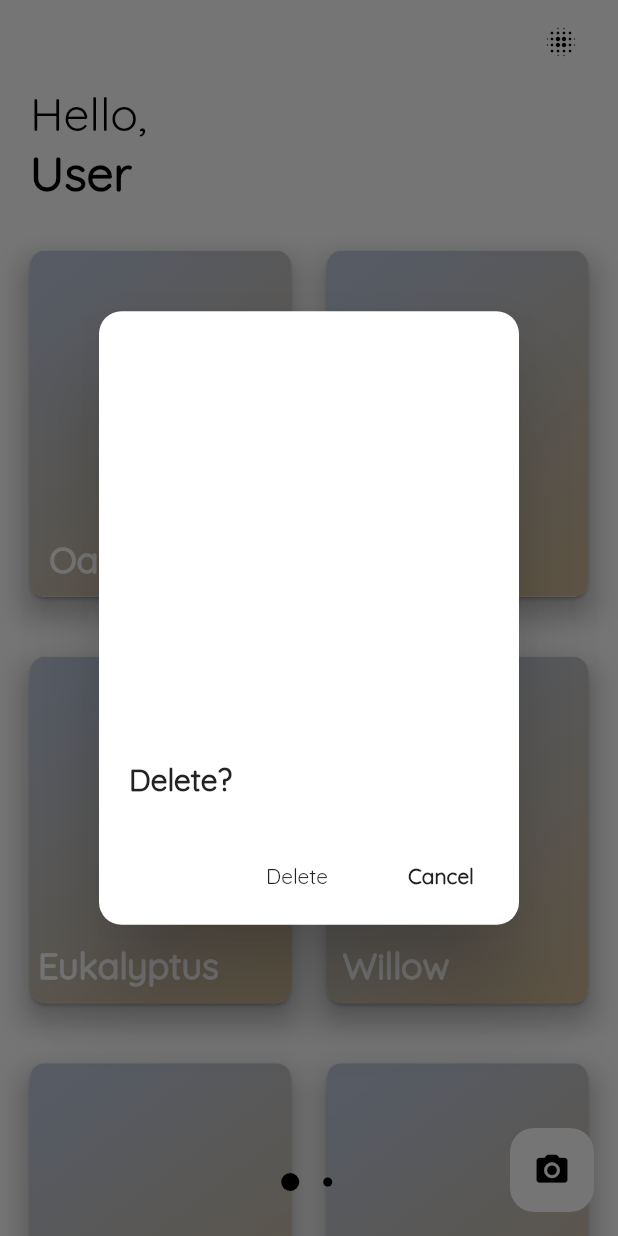
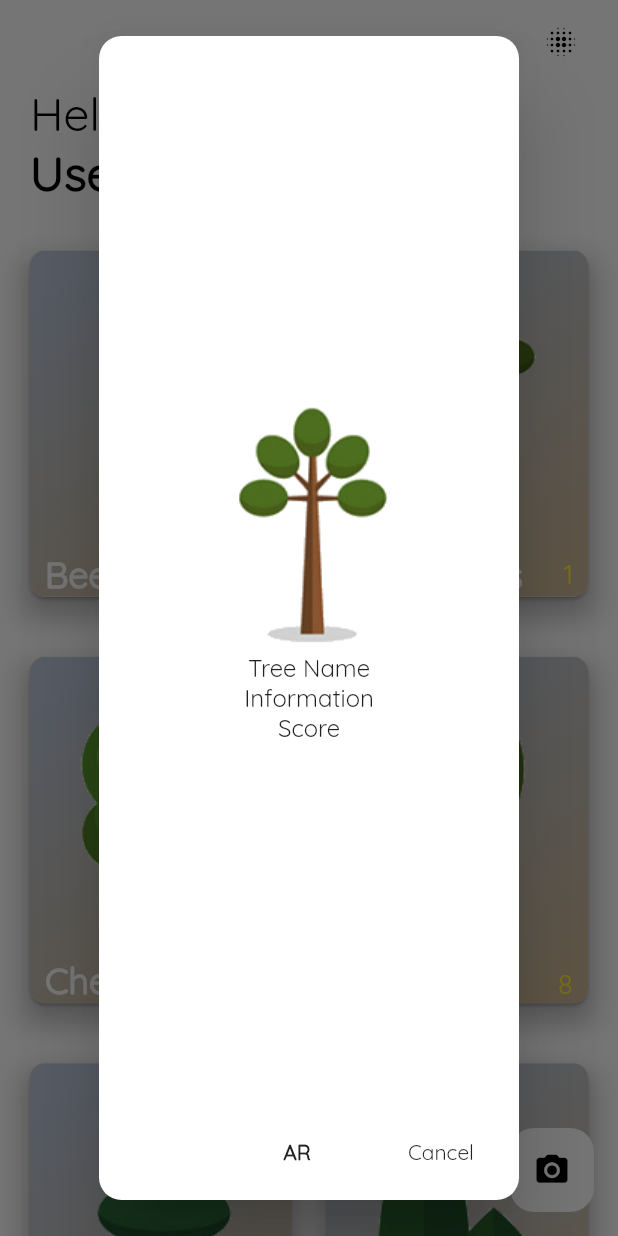
Before and after one commit to RameshNikhil/ClovAR_App, a Flutter app: the screen it shows after launch, after a tap on the "keyboard arrow down" icon, after a tap on "Eukalyptus", on a phone screen of 412 x 824 dp. Run offline on Flutter 3.47's test engine with Material 2 defaults, Android fonts, the phone set to English and light mode, and no system bars; our stand-ins replace camera.

Commit message:
Fix for the morning

```diff
--- a/lib/pages/mainPage.dart
+++ b/lib/pages/mainPage.dart
@@ -302,8 +302,23 @@ class Content extends StatelessWidget {
 
   @override
   Widget build(BuildContext context) {
-    var treeList = ["Oak", "Birch", "Eukalyptus", "Willow", "Aloe Vera", "Rosewood", "Japanese Maple", "Cork", "Ceedar", "Banksia"];
-    var treeImg = ["Tree"];
+    var counter = 10;
+    var treeList = ["Wallnut", "Beech", "Eukalyptus", "Chestnut", "Aspen", "Elm", "Poplar", "Pine", "Acacia", "Palm"];
+    final score = ["4", "6", "1", "5", "8", "4", "9", "2", "6", "3"];
+
+    var treeImgOne = "lib/assets/images/treeImg/1.png";
+    var treeImgTwo = "lib/assets/images/treeImg/2.png";
+    var treeImgThree = "lib/assets/images/treeImg/3.png";
+    var treeImgFour = "lib/assets/images/treeImg/4.png";
+    var treeImgFive = "lib/assets/images/treeImg/5.png";
+    var treeImgSix = "lib/assets/images/treeImg/6.png";
+    var treeImgSeven = "lib/assets/images/treeImg/7.png";
+    var treeImgEight = "lib/assets/images/treeImg/8.png";
+    var treeImgNine = "lib/assets/images/treeImg/9.png";
+    var treeImgTen = "lib/assets/images/treeImg/10.png";
+
+    var treeImgList = [treeImgOne, treeImgTwo, treeImgThree, treeImgFour, treeImgFive, treeImgSix, treeImgSeven, treeImgEight, treeImgNine, treeImgTen];
+
 
     return Padding(
       padding: EdgeInsets.all(0.0),
@@ -314,11 +329,15 @@ class Content extends StatelessWidget {
         mainAxisSpacing: 32.0,
         crossAxisSpacing: 16.0,
         children: <Widget>[
-          for (String i in treeList)
+
+           for (int i = 1; i < counter; i++)
             Cards(
-              title: i,
+              title: treeList[i],
+              score: score[i],
+              treeImg: treeImgList[i],
               curve: 10.0,
             )
+
         ],
       ),
     );
@@ -328,8 +347,10 @@ class Content extends StatelessWidget {
 class Cards extends StatefulWidget {
   var title;
   double curve;
+  String score;
+  var treeImg;
 
-  Cards({Key key, @required this.title, @required this.curve})
+  Cards({Key key, @required this.title, @required this.curve, @required this.score, @required this.treeImg})
       : super(key: key);
 
   @override
@@ -350,36 +371,53 @@ class _CardsState extends State<Cards> {
               builder: (BuildContext context) {
                 // return object of type Dialog
                 return AlertDialog(
-                  titlePadding: EdgeInsets.fromLTRB(20, 300, 20, 20),
+                  titlePadding: EdgeInsets.fromLTRB(20, 100, 20, 20),
                   shape: RoundedRectangleBorder(
                       borderRadius: BorderRadius.all(Radius.circular(15.0))),
-                  title: new Text(
-                    "Delete?",
-                    style: TextStyle(
-                      fontWeight: FontWeight.w600,
+                  // title: new Text(
+                  //   "Delete?",
+                  //   style: TextStyle(
+                  //     fontWeight: FontWeight.w600,
+                  //   ),
+                  // ),
+                  content: Column(
+                      crossAxisAlignment: CrossAxisAlignment.center,
+                      mainAxisAlignment: MainAxisAlignment.center,
+                      children: <Widget>[
+                        Image.asset(widget.treeImg),
+                        Text("Tree Name"),
+                        Text("Information"),
+                        Text("Score"),
+
+                      ],
                     ),
-                  ),
-                  //content: new Text("Alert Dialog body"),
                   actions: <Widget>[
                     // usually buttons at the bottom of the dialog
 
                     new FlatButton(
-                      child: new Text("Delete"),
-                      onPressed: () {
-                        //delete function
-                      },
-                    ),
-                    new FlatButton(
                       child: new Text(
-                        "Cancel",
+                        "AR",
                         style: TextStyle(
                           fontWeight: FontWeight.bold,
                         ),
                       ),
                       onPressed: () {
+                        //delete function
+                      },
+                    ),
+
+                      new FlatButton(
+                      child: new Text(
+                        "Cancel",
+                        // style: TextStyle(
+                        //   fontWeight: FontWeight.bold,
+                        // ),
+                      ),
+                      onPressed: () {
                         Navigator.of(context).pop();
                       },
                     ),
+
                   ],
                 );
               });
@@ -401,9 +439,22 @@ class _CardsState extends State<Cards> {
                 ],
               ),
             ),
-            child: new Align(
+            child: Padding(
+              padding: EdgeInsets.only(left: 10.0, right: 10.0),
+              child: Column(
+                mainAxisAlignment: MainAxisAlignment.spaceBetween,
+                children: <Widget>[
+
+                  Image.asset(widget.treeImg),
+
+
+
+              Align(
               alignment: FractionalOffset(0.1, 0.95),
-              child: new Text(
+              child: Row(
+              mainAxisAlignment: MainAxisAlignment.spaceBetween,
+              children: <Widget>[
+                new Text(
                 widget.title,
                 style: new TextStyle(
                   fontSize: 24.0,
@@ -411,7 +462,42 @@ class _CardsState extends State<Cards> {
                   fontWeight: FontWeight.w700,
                 ),
               ),
+
+              new Text(
+                widget.score,
+                style: new TextStyle(
+                  fontSize: 18.0,
+                  color: Colors.yellow,
+                  //fontWeight: FontWeight.w700,
+                ),
+              ),
+              ],
             ),
+            ),
+
+                ],
+              ),
+
+
+            ),
+
+
+
+
+
+            // new Align(
+            //   alignment: FractionalOffset(0.1, 0.95),
+            //   child: new Text(
+            //     widget.title,
+            //     style: new TextStyle(
+            //       fontSize: 24.0,
+            //       color: Colors.white,
+            //       fontWeight: FontWeight.w700,
+            //     ),
+            //   ),
+            // ),
+
+
           ),
         ),
       ),
```
Also changed, not shown: lib/assets/images/treeImg/1.png, lib/assets/images/treeImg/3.png, lib/assets/images/treeImg/4.png, lib/assets/images/treeImg/5.png, lib/assets/images/treeImg/6.png, lib/assets/images/treeImg/8.png, lib/assets/images/treeImg/9.png, 1 other file.
